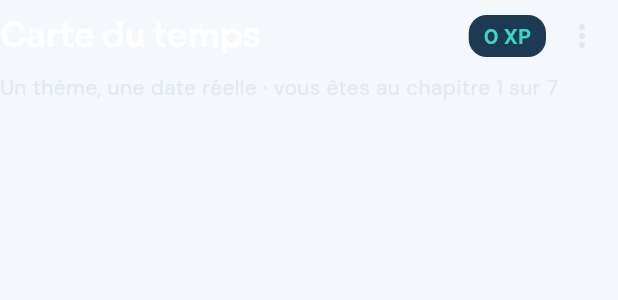
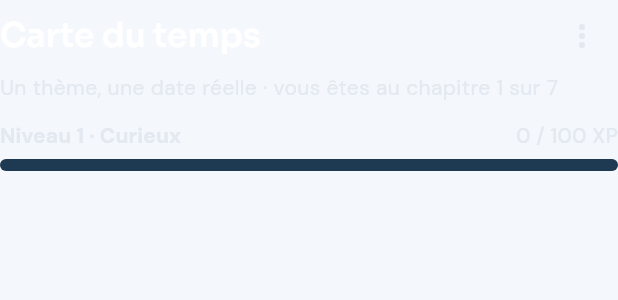
Before and after one commit to ZaYtI/investment_companion, a Flutter app: the _MapHeader widget shown alone on an empty page, opened directly, on a phone screen of 412 x 824 dp. Shown: the top 300 px of the screen. Run offline on Flutter 3.47's test engine with Material 3 defaults, Android fonts, the light colour scheme and no system bars; our stand-ins replace fl_chart, flutter_riverpod, go_router, native_glass_navbar, shared_preferences, sqflite; missing offline and left inert: a package; accounts and stored records are empty.

Commit message:
✨ Add animated XP bar and streak to map header

```diff
--- a/lib/ui/screens/map/map_screen.dart
+++ b/lib/ui/screens/map/map_screen.dart
@@ -8,10 +8,12 @@ import '../../../models/chapter_summary.dart';
 import '../../../models/progress.dart';
 import '../../../models/progress_status.dart';
 import '../../../providers/progress_provider.dart';
+import '../../../services/day_keys.dart';
 import '../../router/app_routes.dart';
 import '../../theme/app_colors.dart';
 import '../../widgets/decor/night_sky.dart';
 import '../../widgets/dialogs/confirm_dialog.dart';
+import '../../widgets/progress/xp_bar.dart';
 import '../../widgets/states/error_view.dart';
 import 'chapter_tile.dart';
 
@@ -141,6 +143,10 @@ class _MapHeader extends ConsumerWidget {
   @override
   Widget build(BuildContext context, WidgetRef ref) {
     final progress = ref.watch(currentProgressProvider);
+    final streak = progress.currentStreak(
+      today: todayKey(),
+      yesterday: yesterdayKey(),
+    );
     final textTheme = Theme.of(context).textTheme;
     return Column(
       crossAxisAlignment: CrossAxisAlignment.start,
@@ -153,7 +159,8 @@ class _MapHeader extends ConsumerWidget {
                 style: textTheme.titleLarge?.copyWith(color: AppColors.surface),
               ),
             ),
-            _Pill(text: '${progress.xp} XP', color: AppColors.mint),
+            if (streak > 0)
+              _Pill(text: '$streak j de suite', color: AppColors.gold),
             PopupMenuButton<_MapMenuAction>(
               icon: const Icon(Icons.more_vert, color: AppColors.border),
               tooltip: 'Menu',
@@ -176,6 +183,8 @@ class _MapHeader extends ConsumerWidget {
           '${progress.currentChapter} sur ${Progress.chapterCount}',
           style: textTheme.bodyMedium?.copyWith(color: AppColors.border),
         ),
+        const SizedBox(height: 12),
+        XpBar(xp: progress.xp),
       ],
     );
   }
--- /dev/null
+++ b/lib/ui/widgets/progress/xp_bar.dart
@@ -0,0 +1,56 @@
+import 'package:flutter/material.dart';
+
+import '../../../services/progression.dart';
+import '../../theme/app_colors.dart';
+
+class XpBar extends StatelessWidget {
+  final int xp;
+  final Color textColor;
+
+  const XpBar({super.key, required this.xp, this.textColor = AppColors.border});
+
+  static const fillDuration = Duration(milliseconds: 900);
+  static const barHeight = 8.0;
+
+  @override
+  Widget build(BuildContext context) {
+    final textTheme = Theme.of(context).textTheme;
+    final level = levelForXp(xp);
+    final nextLevel = nextLevelAfter(level);
+    return Column(
+      crossAxisAlignment: CrossAxisAlignment.stretch,
+      children: [
+        Row(
+          children: [
+            Expanded(
+              child: Text(
+                'Niveau ${level.number} · ${level.title}',
+                style: textTheme.labelLarge?.copyWith(
+                  color: textColor,
+                  fontWeight: FontWeight.w700,
+                ),
+              ),
+            ),
+            Text(
+              nextLevel == null ? '$xp XP' : '$xp / ${nextLevel.minXp} XP',
+              style: textTheme.labelLarge?.copyWith(color: textColor),
+            ),
+          ],
+        ),
+        const SizedBox(height: 6),
+        TweenAnimationBuilder<double>(
+          tween: Tween(end: progressInLevel(xp)),
+          duration: fillDuration,
+          curve: Curves.easeOutCubic,
+          builder: (context, value, _) => LinearProgressIndicator(
+            value: value,
+            minHeight: barHeight,
+            color: AppColors.mint,
+            backgroundColor: AppColors.mapNightLight,
+            borderRadius: BorderRadius.circular(barHeight),
+          ),
+        ),
+      ],
+    );
+  }
+}
```
